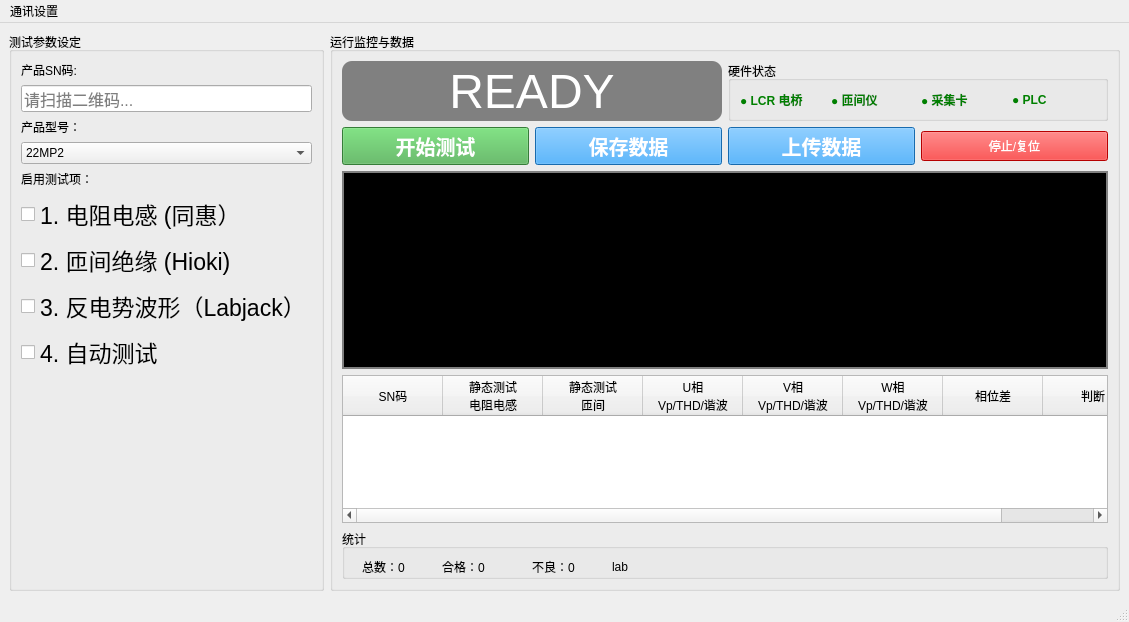
EZerony98/motor_test, file motor_test.ui: the form before one commit.
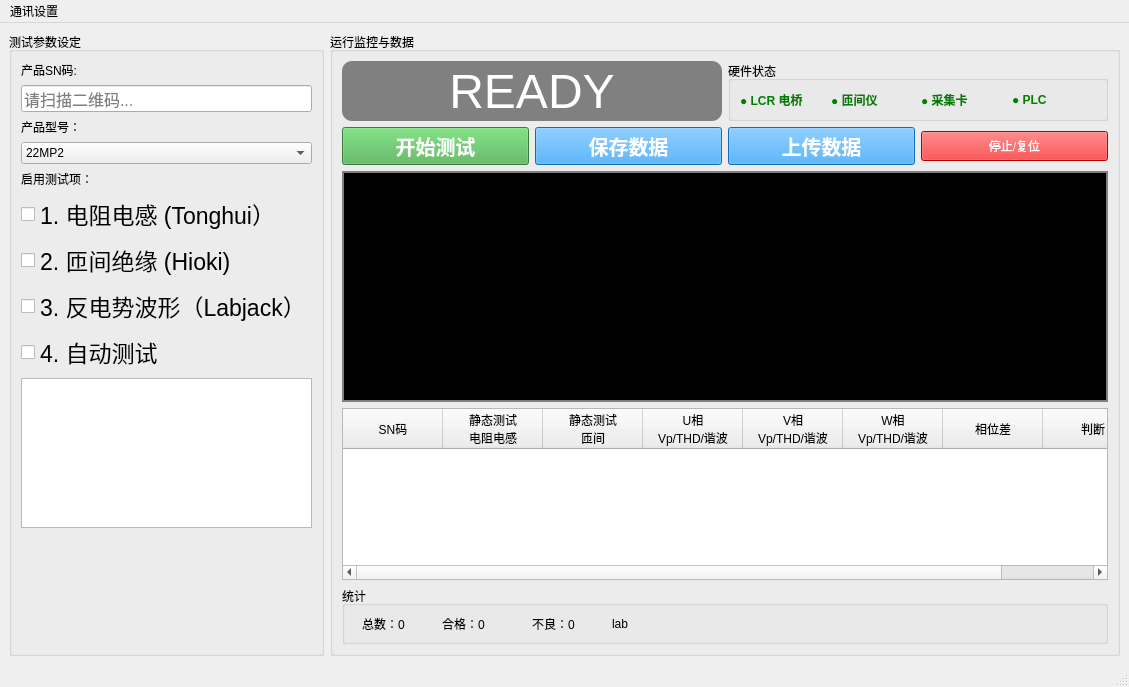
The form after the commit. Icons and pictures are not drawn. Custom widgets are drawn as their Qt base class.

Commit message: Add PLC handshake controls and UI logging

Diff of the .ui file:
```diff
--- a/motor_test.ui
+++ b/motor_test.ui
@@ -87,7 +87,7 @@
           </font>
          </property>
          <property name="text">
-          <string>1. 电阻电感 (同惠）</string>
+          <string>1. 电阻电感 (Tonghui）</string>
          </property>
         </widget>
        </item>
@@ -140,6 +140,16 @@
          </property>
         </spacer>
        </item>
+       <item>
+        <widget class="QTextBrowser" name="text_log">
+         <property name="minimumSize">
+          <size>
+           <width>0</width>
+           <height>150</height>
+          </size>
+         </property>
+        </widget>
+       </item>
        <item>
         <widget class="QLabel" name="label_3">
          <property name="sizePolicy">
@@ -151,7 +161,7 @@
          <property name="minimumSize">
           <size>
            <width>0</width>
-           <height>120</height>
+           <height>110</height>
           </size>
          </property>
          <property name="maximumSize">
```
The commit also changes 4 other files.
